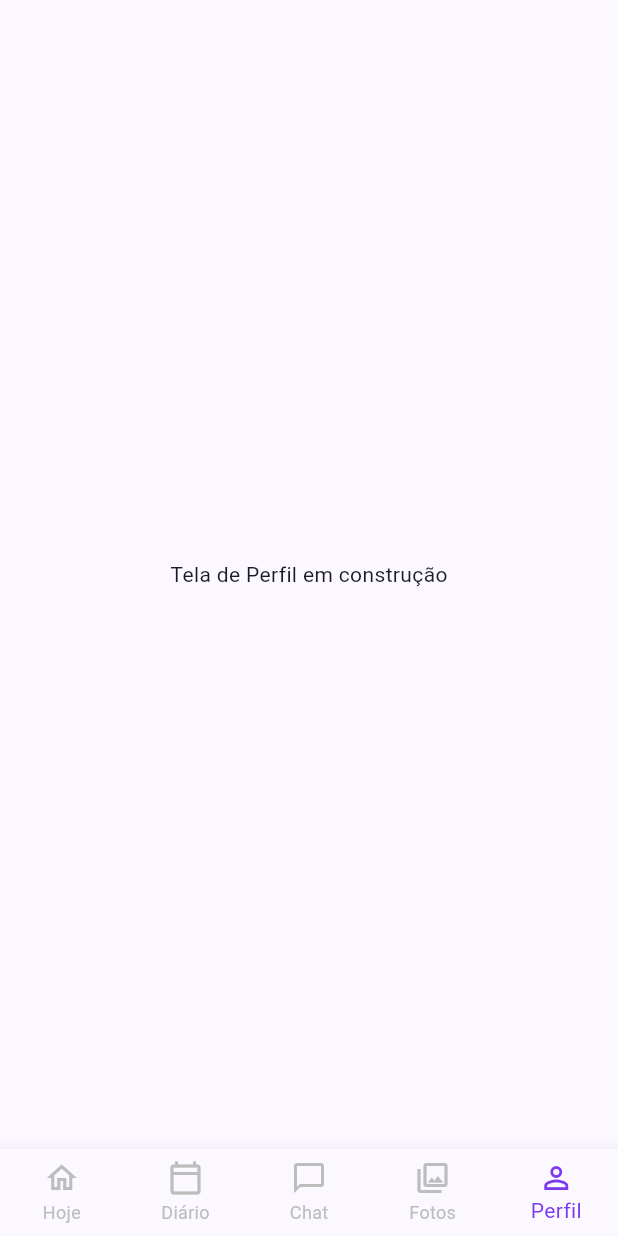
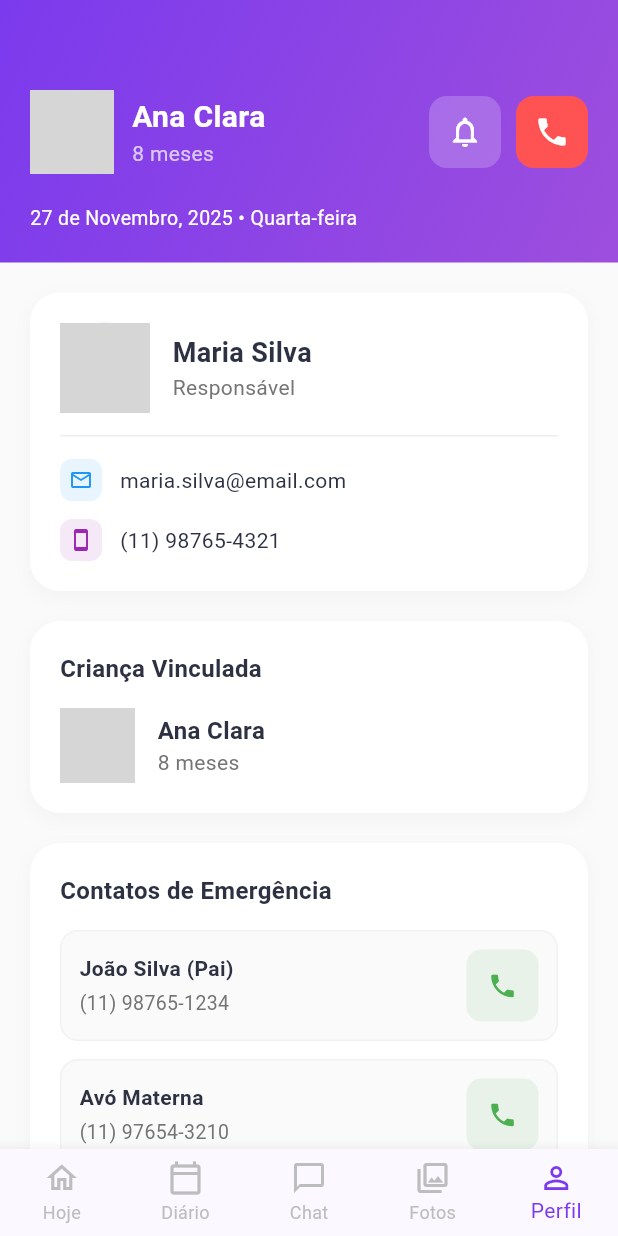
Before and after one commit to llraraujo/kinderedu, a Flutter app: the MainView screen opened directly, item 5 of the bottom bar chosen, on a phone screen of 412 x 824 dp. Run offline on Flutter 3.47's test engine with Material 3 defaults, Android fonts, the phone set to English and light mode, and no system bars; accounts and stored records are empty; network calls fail; grey boxes are pictures that could not be loaded.

Commit message:
Adicionando Profile MVC

```diff
--- /dev/null
+++ b/lib/controllers/profile_controller.dart
@@ -0,0 +1,42 @@
+import 'package:kinderedu/models/header_model.dart';
+
+import '../models/profile_model.dart';
+
+class ProfileController {
+  // Dados do usuário logado (Mãe/Responsável)
+  UserProfile getUserProfile() {
+    return UserProfile(
+      name: 'Maria Silva',
+      role: 'Responsável',
+      email: 'maria.silva@email.com',
+      phone: '(11) 98765-4321',
+      imageUrl: 'https://via.placeholder.com/150', // Substituir pela foto da Maria
+    );
+  }
+
+ LinkedChild getLinkedChild() {
+    return LinkedChild(
+      name: 'Ana Clara',
+      age: '8 meses',
+      imageUrl: 'https://via.placeholder.com/150', // Substituir pela foto da Ana Clara
+    );
+  }
+
+  ChildProfile getChildProfile() {
+    return childProfileHeader;
+  }
+
+  // Lista de contatos de emergência
+  List<EmergencyContact> getEmergencyContacts() {
+    return [
+      EmergencyContact(
+        name: 'João Silva (Pai)',
+        phone: '(11) 98765-1234',
+      ),
+      EmergencyContact(
+        name: 'Avó Materna',
+        phone: '(11) 97654-3210',
+      ),
+    ];
+  }
+}
--- /dev/null
+++ b/lib/models/profile_model.dart
@@ -0,0 +1,37 @@
+class UserProfile {
+  final String name;
+  final String role;
+  final String email;
+  final String phone;
+  final String imageUrl;
+
+  UserProfile({
+    required this.name,
+    required this.role,
+    required this.email,
+    required this.phone,
+    required this.imageUrl,
+  });
+}
+
+class LinkedChild {
+  final String name;
+  final String age;
+  final String imageUrl;
+
+  LinkedChild({
+    required this.name,
+    required this.age,
+    required this.imageUrl,
+  });
+}
+
+class EmergencyContact {
+  final String name;
+  final String phone;
+
+  EmergencyContact({
+    required this.name,
+    required this.phone,
+  });
+}
--- a/lib/views/main_view.dart
+++ b/lib/views/main_view.dart
@@ -1,6 +1,7 @@
 import 'package:flutter/material.dart';
 import 'package:kinderedu/views/chat_view.dart';
 import 'package:kinderedu/views/photos_view.dart';
+import 'package:kinderedu/views/profile_view.dart';
 import 'dashboard_view.dart';
 import 'diary_view.dart';
 
@@ -20,7 +21,7 @@ class _MainViewState extends State<MainView> {
     const DiaryView(),  // 1: Diário
     const ChatView(),   // 2: Chat
     const PhotosView(), // 3: Fotos
-    const Center(child: Text('Tela de Perfil em construção')), // 4: Perfil
+    const ProfileView(), // 4: Perfil
   ];
 
   @override
--- /dev/null
+++ b/lib/views/profile_view.dart
@@ -0,0 +1,236 @@
+import 'package:flutter/material.dart';
+import 'package:kinderedu/components/header_component.dart';
+import 'package:kinderedu/models/header_model.dart';
+import '../controllers/profile_controller.dart';
+import '../models/profile_model.dart';
+
+class ProfileView extends StatefulWidget {
+  const ProfileView({Key? key}) : super(key: key);
+
+  @override
+  State<ProfileView> createState() => _ProfileViewState();
+}
+
+class _ProfileViewState extends State<ProfileView> {
+  final ProfileController _controller = ProfileController();
+
+  late UserProfile _userProfile;
+  late LinkedChild _linkedChild;
+  late ChildProfile _profile;
+  late List<EmergencyContact> _emergencyContacts;
+
+  @override
+  void initState() {
+    super.initState();
+    _userProfile = _controller.getUserProfile();
+    _linkedChild = _controller.getLinkedChild();
+    _profile = _controller.getChildProfile();
+    _emergencyContacts = _controller.getEmergencyContacts();
+  }
+
+  @override
+  Widget build(BuildContext context) {
+    return Scaffold(
+      backgroundColor: Colors.grey[50],
+      body: Column(
+        children: [
+          header(_profile), // Cabeçalho roxo mantido para contexto
+          Expanded(
+            child: SingleChildScrollView(
+              padding: const EdgeInsets.all(20.0),
+              child: Column(
+                crossAxisAlignment: CrossAxisAlignment.stretch,
+                children: [
+                  _buildResponsibleCard(),
+                  const SizedBox(height: 20),
+                  _buildLinkedChildCard(),
+                  const SizedBox(height: 20),
+                  _buildEmergencyContactsCard(),
+                  const SizedBox(height: 20), // Espaço extra no final do scroll
+                ],
+              ),
+            ),
+          ),
+        ],
+      ),
+    );
+  }
+
+
+  // 1. Card do Responsável
+  Widget _buildResponsibleCard() {
+    return _buildBaseCard(
+      child: Column(
+        crossAxisAlignment: CrossAxisAlignment.start,
+        children: [
+          Row(
+            children: [
+              CircleAvatar(
+                radius: 30,
+                backgroundImage: NetworkImage(_userProfile.imageUrl),
+              ),
+              const SizedBox(width: 15),
+              Column(
+                crossAxisAlignment: CrossAxisAlignment.start,
+                children: [
+                  Text(
+                    _userProfile.name,
+                    style: const TextStyle(fontSize: 18, fontWeight: FontWeight.bold, color: Color(0xFF2D3142)),
+                  ),
+                  Text(
+                    _userProfile.role,
+                    style: TextStyle(fontSize: 14, color: Colors.grey[600]),
+                  ),
+                ],
+              ),
+            ],
+          ),
+          const Padding(
+            padding: EdgeInsets.symmetric(vertical: 15),
+            child: Divider(height: 1, color: Color(0xFFEEEEEE)),
+          ),
+          _buildContactInfoRow(Icons.email_outlined, _userProfile.email, Colors.blue),
+          const SizedBox(height: 12),
+          _buildContactInfoRow(Icons.smartphone_outlined, _userProfile.phone, Colors.purple),
+        ],
+      ),
+    );
+  }
+
+  Widget _buildContactInfoRow(IconData icon, String text, Color iconColor) {
+    return Row(
+      children: [
+        Container(
+          padding: const EdgeInsets.all(6),
+          decoration: BoxDecoration(
+            color: iconColor.withOpacity(0.1),
+            borderRadius: BorderRadius.circular(8),
+          ),
+          child: Icon(icon, size: 16, color: iconColor),
+        ),
+        const SizedBox(width: 12),
+        Text(
+          text,
+          style: const TextStyle(fontSize: 14, color: Color(0xFF2D3142)),
+        ),
+      ],
+    );
+  }
+
+  // 2. Card da Criança Vinculada
+  Widget _buildLinkedChildCard() {
+    return _buildBaseCard(
+      child: Column(
+        crossAxisAlignment: CrossAxisAlignment.start,
+        children: [
+          const Text(
+            'Criança Vinculada',
+            style: TextStyle(fontSize: 16, fontWeight: FontWeight.bold, color: Color(0xFF2D3142)),
+          ),
+          const SizedBox(height: 15),
+          Row(
+            children: [
+              CircleAvatar(
+                radius: 25,
+                backgroundImage: NetworkImage(_linkedChild.imageUrl),
+              ),
+              const SizedBox(width: 15),
+              Column(
+                crossAxisAlignment: CrossAxisAlignment.start,
+                children: [
+                  Text(
+                    _linkedChild.name,
+                    style: const TextStyle(fontSize: 16, fontWeight: FontWeight.w600, color: Color(0xFF2D3142)),
+                  ),
+                  Text(
+                    _linkedChild.age,
+                    style: TextStyle(fontSize: 14, color: Colors.grey[600]),
+                  ),
+                ],
+              ),
+            ],
+          ),
+        ],
+      ),
+    );
+  }
+
+  // 3. Card de Contatos de Emergência
+  Widget _buildEmergencyContactsCard() {
+    return _buildBaseCard(
+      child: Column(
+        crossAxisAlignment: CrossAxisAlignment.start,
+        children: [
+          const Text(
+            'Contatos de Emergência',
+            style: TextStyle(fontSize: 16, fontWeight: FontWeight.bold, color: Color(0xFF2D3142)),
+          ),
+          const SizedBox(height: 15),
+          ..._emergencyContacts.map((contact) {
+            return Padding(
+              padding: const EdgeInsets.only(bottom: 12.0),
+              child: Container(
+                padding: const EdgeInsets.all(12),
+                decoration: BoxDecoration(
+                  color: Colors.grey[50], // Fundo levemente cinza do item
+                  borderRadius: BorderRadius.circular(12),
+                  border: Border.all(color: Colors.grey.withOpacity(0.1)),
+                ),
+                child: Row(
+                  mainAxisAlignment: MainAxisAlignment.spaceBetween,
+                  children: [
+                    Column(
+                      crossAxisAlignment: CrossAxisAlignment.start,
+                      children: [
+                        Text(
+                          contact.name,
+                          style: const TextStyle(fontSize: 14, fontWeight: FontWeight.w600, color: Color(0xFF2D3142)),
+                        ),
+                        const SizedBox(height: 4),
+                        Text(
+                          contact.phone,
+                          style: TextStyle(fontSize: 13, color: Colors.grey[600]),
+                        ),
+                      ],
+                    ),
+                    Container(
+                      decoration: BoxDecoration(
+                        color: Colors.green.withOpacity(0.1),
+                        borderRadius: BorderRadius.circular(10),
+                      ),
+                      child: IconButton(
+                        icon: const Icon(Icons.phone, color: Colors.green, size: 20),
+                        onPressed: () {
+                          // Lógica para fazer a ligação
+                        },
+                      ),
+                    ),
+                  ],
+                ),
+              ),
+            );
+          }).toList(),
+        ],
+      ),
+    );
+  }
+
+  // Widget Base para reaproveitar o estilo do Card branco com sombra
+  Widget _buildBaseCard({required Widget child}) {
+    return Container(
+      padding: const EdgeInsets.all(20),
+      decoration: BoxDecoration(
+        color: Colors.white,
+        borderRadius: BorderRadius.circular(20),
+        boxShadow: [
+          BoxShadow(
+            color: Colors.black.withOpacity(0.03),
+            blurRadius: 10,
+            offset: const Offset(0, 4),
+          ),
+        ],
+      ),
+      child: child,
+    );
+  }
+}
```
